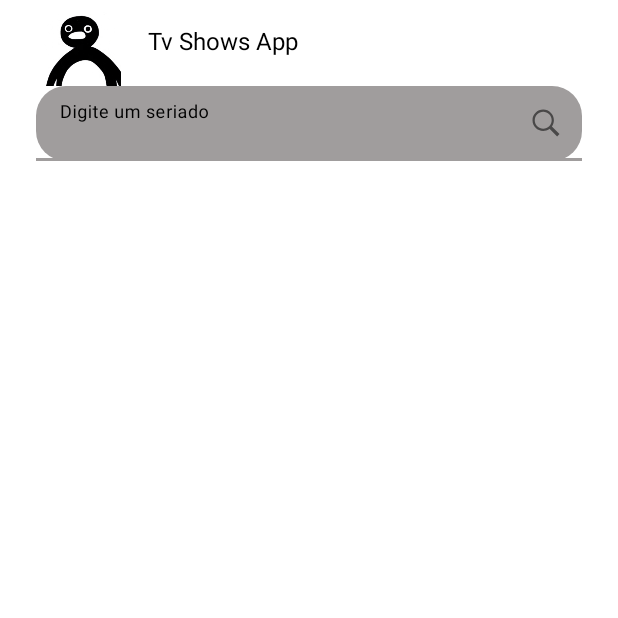
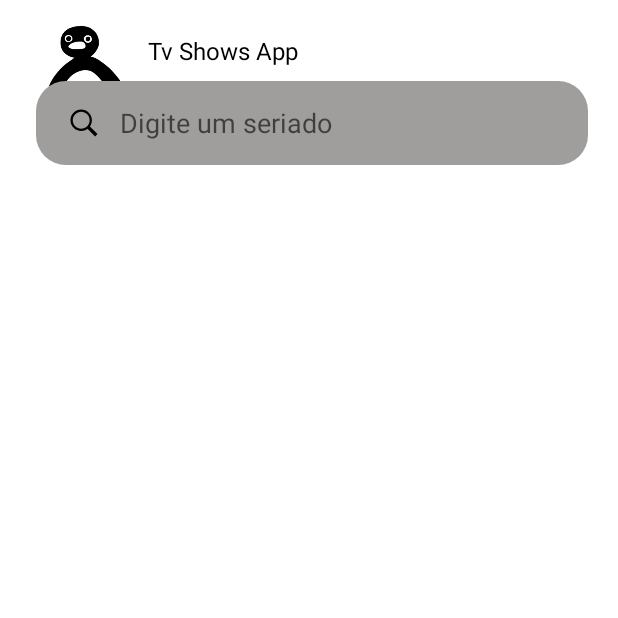
Before and after one commit to BrunoHPBarbosa/TvShowsTmdb, an Android app: the screen it shows after launch (MainActivity), on a phone screen of 412 x 824 dp, the top half of it. Run offline under Robolectric (Android 15) with nearby library versions, the phone set to English and light mode, and no system bars; our stand-ins replace Dagger/Hilt's generated code, Picasso, Shimmer; pictures from the network do not load.

Commit message:
alteracao do edit text para search view

```diff
--- a/app/src/main/res/layout/fragment_lista.xml
+++ b/app/src/main/res/layout/fragment_lista.xml
@@ -15,29 +15,22 @@
         app:layout_constraintHorizontal_bias="0.5"
         app:layout_constraintStart_toStartOf="parent" />
 
-    <com.google.android.material.textfield.TextInputLayout
-        android:id="@+id/text"
+    <androidx.appcompat.widget.SearchView
+        android:id="@+id/edtSearch"
         android:layout_width="0dp"
-        android:layout_height="50dp"
+        android:layout_height="56dp"
         android:layout_marginStart="16dp"
         android:layout_marginTop="16dp"
-        android:layout_marginEnd="16dp"
-        app:endIconDrawable="@drawable/search_strong_icon"
-        app:endIconMode="custom"
-        app:hintTextColor="@color/black"
-        app:layout_constraintBottom_toTopOf="@+id/shimmerViewContainer"
+        android:layout_marginEnd="12dp"
+        android:background="@drawable/shape_search"
+        app:iconifiedByDefault="false"
+        app:layout_constraintBottom_toTopOf="@id/shimmerViewContainer"
         app:layout_constraintEnd_toEndOf="parent"
         app:layout_constraintStart_toStartOf="parent"
-        app:layout_constraintTop_toTopOf="parent">
-
-        <com.google.android.material.textfield.TextInputEditText
-            android:id="@+id/edtSearch"
-            android:layout_width="match_parent"
-            android:layout_height="wrap_content"
-            android:background="@drawable/shape_search"
-            android:hint="@string/hint_edi_text"
-            android:textColorLink="@color/black" />
-    </com.google.android.material.textfield.TextInputLayout>
+        app:layout_constraintTop_toTopOf="parent"
+        app:queryBackground="@android:color/transparent"
+        app:queryHint="@string/hint_edi_text"
+        app:searchIcon="@drawable/search_strong_icon" />
 
     <com.facebook.shimmer.ShimmerFrameLayout
         android:id="@+id/shimmerViewContainer"
--- a/app/src/main/res/values-night/themes.xml
+++ b/app/src/main/res/values-night/themes.xml
@@ -3,8 +3,6 @@
     <style name="Base.Theme.TvShowsTmdb" parent="Theme.MaterialComponents.DayNight.NoActionBar">
         <!-- Customize your dark theme here. -->
         <!-- <item name="colorPrimary">@color/my_dark_primary</item> -->
-        <item name="colorPrimary">@color/black_loading</item>
-        <item name="backgroundColor">@color/black_background</item>
     </style>
     <style name="Theme.TvShowsTmdb" parent="Base.Theme.TvShowsTmdb" />
 </resources>
```
Also changed, not shown: app/src/main/java/com/example/tvshowstmdb/ui/fragment/search/FragmentListSearch.kt (+18 -20 lines).
